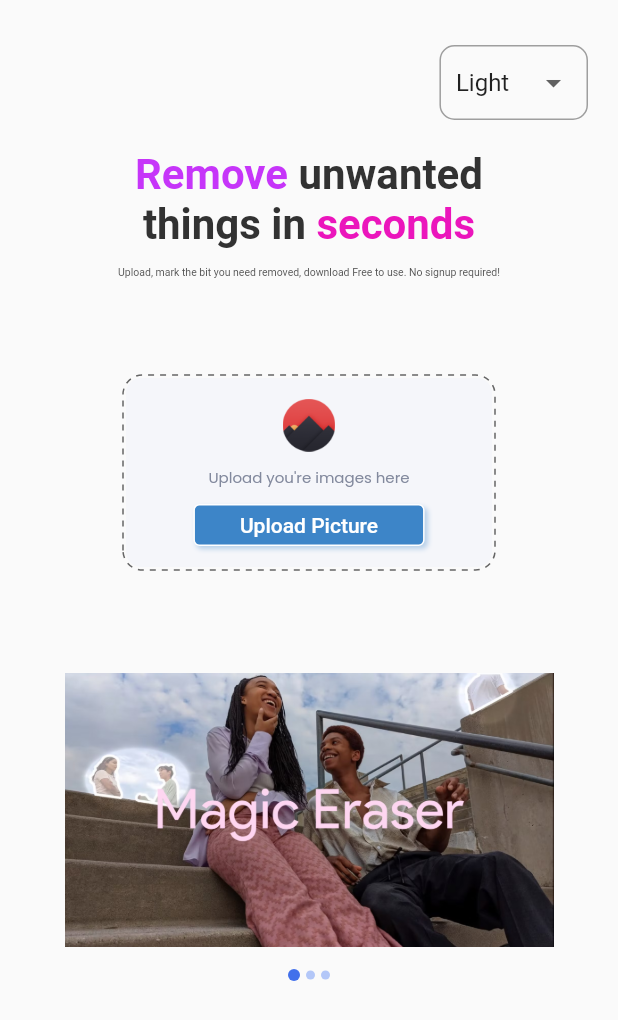
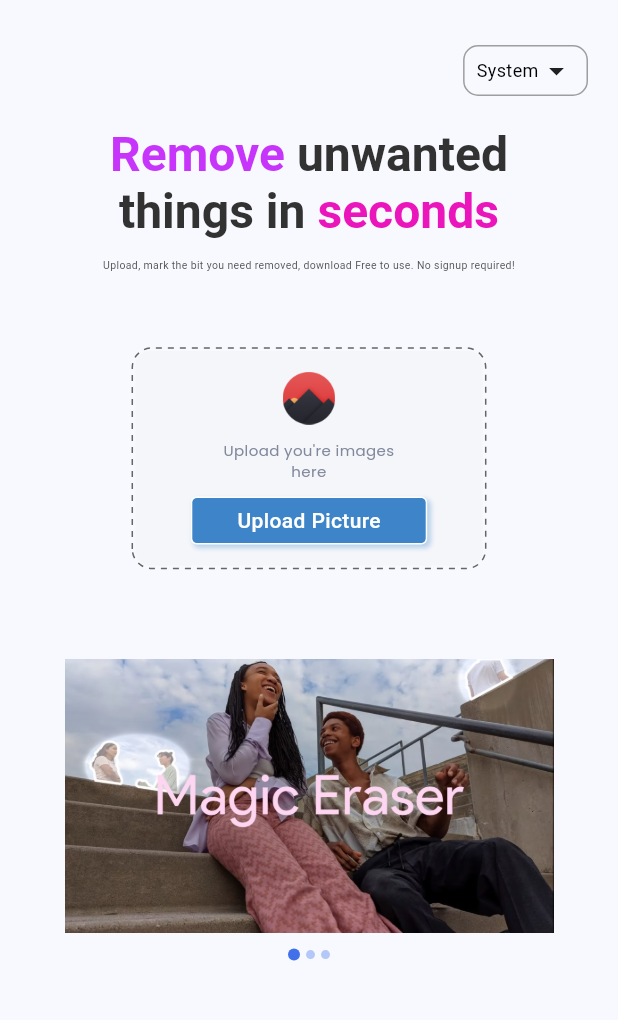
Before and after one commit to rathod-mehul-1011/ai_app, a Flutter app: the screen it shows after launch, after a tap on "Upload Picture", on a phone screen of 412 x 824 dp. Shown: the top 1020 px of the screen. Run offline on Flutter 3.47's test engine with Material 2 defaults, Android fonts, the light colour scheme and no system bars; drawn by our look-alikes of carousel_slider, dotted_border; our stand-ins replace google_fonts, image_picker.

Commit message:
theme & image viewer screen

```diff
--- a/lib/common/colors.dart
+++ b/lib/common/colors.dart
@@ -2,15 +2,21 @@ import 'package:flutter/material.dart';
 
 class AppColors {
   static const Color primaryColor = Color(0xff3D85C8);
+
+  static const Color cinder = Color(0xff0E0D19);
+
   static const Color heliotrope = Color(0xffC635F9);
   static const Color mineShaft = Color(0xff323232);
   static const Color shockingPink = Color(0xffEB15BC);
+
   static const Color emperor = Color(0xff535353);
+  static const Color boulder = Color(0xff7C7878);
+
   static const Color doveGray = Color(0xff656565);
+
+  static const Color manatee = Color(0xff82899D);
+  static const Color silver = Color(0xffB8B8B8);
 
   static const Color whisper = Color(0xffF5F6FA);
   static const Color steelGray = Color(0xff232136);
-
-  static const Color silver = Color(0xffB8B8B8);
-  static const Color manatee = Color(0xff82899D);
 }
--- /dev/null
+++ b/lib/common/common.dart
@@ -0,0 +1,24 @@
+// helper function to calculate the scale factor.
+import 'package:flutter/material.dart';
+
+double scaleFactor(BuildContext context) {
+  // Get the screen width
+  double screenWidth = MediaQuery.of(context).size.width;
+
+  // Base width (the width the design was made for)
+  double baseWidth = 360.0;
+
+  // Calculate the scale factor
+  return screenWidth / baseWidth;
+}
+
+bool isDarkMode(BuildContext context) {
+  return Theme.of(context).brightness == Brightness.dark;
+}
+
+String capitalizeFirstLetter(String text) {
+  if (text == '' || text.isEmpty) {
+    return text;
+  }
+  return text[0].toUpperCase() + text.substring(1);
+}
--- a/lib/common/theme_utils.dart
+++ /dev/null
@@ -1,5 +0,0 @@
-import 'package:flutter/material.dart';
-
-bool isDarkMode(BuildContext context) {
-  return Theme.of(context).brightness == Brightness.dark;
-}
--- a/lib/main.dart
+++ b/lib/main.dart
@@ -1,15 +1,16 @@
 // ignore_for_file: prefer_const_constructors
 
-import 'package:ai_app/provider/theme_notifier.dart';
 import 'package:flutter/material.dart';
 import 'package:provider/provider.dart';
 
 import './screens/home.dart';
+import './common/colors.dart';
+import './provider/theme_notifier.dart';
 
 void main() {
   runApp(
     ChangeNotifierProvider<ThemeNotifier>(
-      create: (_) => ThemeNotifier(lightTheme), // Default theme is lightTheme
+      create: (_) => ThemeNotifier(),
       child: MyApp(),
     ),
   );
@@ -21,16 +22,28 @@ class MyApp extends StatelessWidget {
   // This widget is the root of your application.
   @override
   Widget build(BuildContext context) {
-    final themeNotifier = Provider.of<ThemeNotifier>(context);
-
-    return MaterialApp(
-      title: 'AI App',
-      debugShowCheckedModeBanner: false,
-      // Light theme
-      theme: themeNotifier.getTheme(),
-      themeMode: ThemeMode.system,
-
-      home: HomeScreen(),
+    return Consumer<ThemeNotifier>(
+      builder: (context, themeNotifier, child) => MaterialApp(
+        debugShowCheckedModeBanner: false,
+        theme: ThemeData(
+          colorScheme: ColorScheme.fromSeed(seedColor: AppColors.primaryColor),
+          useMaterial3: true,
+        ),
+        darkTheme: ThemeData(
+          brightness: Brightness.dark,
+          colorScheme: ColorScheme.dark(
+            primary: AppColors.primaryColor,
+            background: AppColors.cinder,
+          ),
+          useMaterial3: true,
+        ),
+        themeMode: themeNotifier.themeOption == ThemeOption.system
+            ? ThemeMode.system
+            : (themeNotifier.themeOption == ThemeOption.light
+                ? ThemeMode.light
+                : ThemeMode.dark),
+        home: HomeScreen(),
+      ),
     );
   }
 }
--- a/lib/provider/theme_notifier.dart
+++ b/lib/provider/theme_notifier.dart
@@ -1,17 +1,48 @@
 import 'package:flutter/material.dart';
 
-final ThemeData lightTheme = ThemeData.light();
-final ThemeData darkTheme = ThemeData.dark();
+// final ThemeData lightTheme = ThemeData.light();
+// final ThemeData darkTheme = ThemeData.dark();
+
+enum ThemeOption { light, dark, system }
 
 class ThemeNotifier extends ChangeNotifier {
-  ThemeData _themeData;
+  late ThemeData _currentTheme;
+  ThemeOption _themeOption = ThemeOption.system;
 
-  ThemeNotifier(this._themeData);
+  ThemeNotifier() {
+    _currentTheme = ThemeData.light();
+    _themeOption = ThemeOption.system;
+  }
 
-  getTheme() => _themeData;
+  ThemeData get currentTheme => _currentTheme;
+  ThemeOption get themeOption => _themeOption;
 
-  setTheme(ThemeData themeData) {
-    _themeData = themeData;
+  setTheme(ThemeOption option) {
+    _themeOption = option;
+    if (option == ThemeOption.light) {
+      _currentTheme = ThemeData.light();
+    } else if (option == ThemeOption.dark) {
+      _currentTheme = ThemeData.dark();
+    } else {
+      _currentTheme =
+          WidgetsBinding.instance.window.platformBrightness == Brightness.dark
+              ? ThemeData.dark()
+              : ThemeData.light();
+    }
     notifyListeners();
   }
 }
+
+
+// class ThemeNotifier extends ChangeNotifier {
+//   ThemeData _themeData;
+
+//   ThemeNotifier(this._themeData);
+
+//   getTheme() => _themeData;
+
+//   setTheme(ThemeData themeData) {
+//     _themeData = themeData;
+//     notifyListeners();
+//   }
+// }
--- a/lib/screens/home.dart
+++ b/lib/screens/home.dart
@@ -1,12 +1,13 @@
 // ignore_for_file: prefer_const_constructors, prefer_const_literals_to_create_immutables
 
-import 'package:ai_app/provider/theme_notifier.dart';
 import 'package:flutter/material.dart';
 import 'package:provider/provider.dart';
 
 import '../widgets/feature_tile.dart';
 import '../widgets/image_uploader.dart';
 import '../widgets/image_carousel.dart';
+import '../common/common.dart';
+import '../provider/theme_notifier.dart';
 
 class HomeScreen extends StatefulWidget {
   const HomeScreen({super.key});
@@ -16,14 +17,13 @@ class HomeScreen extends StatefulWidget {
 }
 
 class _HomeScreenState extends State<HomeScreen> {
-  String _selectedValue = 'Light';
-
   @override
   Widget build(BuildContext context) {
     final ValueNotifier<int> carouselNotifier = ValueNotifier<int>(0);
 
     return Scaffold(
-      body: Padding(
+      body: SingleChildScrollView(
+        child: Padding(
           padding: EdgeInsets.symmetric(horizontal: 10),
           child: Column(
             crossAxisAlignment: CrossAxisAlignment.end,
@@ -31,7 +31,7 @@ class _HomeScreenState extends State<HomeScreen> {
               SizedBox(height: 20),
               Container(
                 margin: EdgeInsets.only(right: 10, top: 10),
-              padding: EdgeInsets.symmetric(horizontal: 10, vertical: 0),
+                padding: EdgeInsets.symmetric(horizontal: 8, vertical: 4),
                 decoration: BoxDecoration(
                   border: Border.all(
                     width: 1,
@@ -39,41 +39,47 @@ class _HomeScreenState extends State<HomeScreen> {
                   ),
                   borderRadius: BorderRadius.circular(10),
                 ),
-              child: DropdownButton(
-                underline: SizedBox(),
-                borderRadius: BorderRadius.circular(10),
-                value: _selectedValue,
-                items: ['Light', 'Dark', 'System']
+                child: PopupMenuButton<ThemeOption>(
+                  offset: Offset(10, 30),
+                  onSelected: (newOption) {
+                    Provider.of<ThemeNotifier>(context, listen: false)
+                        .setTheme(newOption);
+                  },
+                  shape: RoundedRectangleBorder(
+                      borderRadius: BorderRadius.circular(10)),
+                  itemBuilder: (BuildContext context) => ThemeOption.values
                       .map(
-                      (value) => DropdownMenuItem(
-                        value: value,
-                        child: Text(value),
+                        (ThemeOption option) => PopupMenuItem(
+                          value: option,
+                          height: 30,
+                          child: Text(
+                            capitalizeFirstLetter(
+                              option.toString().split('.').last,
+                            ),
+                          ),
                         ),
                       )
                       .toList(),
-                onChanged: (newValue) {
-                  setState(() {
-                    _selectedValue = newValue!;
-                    switch (newValue) {
-                      case 'Light':
+                  child: Row(
+                    mainAxisSize: MainAxisSize.min,
+                    children: [
+                      Text(
+                        capitalizeFirstLetter(
                           Provider.of<ThemeNotifier>(context, listen: false)
-                            .setTheme(lightTheme);
-                        break;
-                      case 'Dark':
-                        Provider.of<ThemeNotifier>(context, listen: false)
-                            .setTheme(darkTheme);
-                        break;
-                      case 'System':
-                        var brightness =
-                            MediaQuery.of(context).platformBrightness;
-                        Provider.of<ThemeNotifier>(context, listen: false)
-                            .setTheme(brightness == Brightness.dark
-                                ? darkTheme
-                                : lightTheme);
-                        break;
-                    }
-                  });
-                },
+                              .themeOption
+                              .toString()
+                              .split('.')
+                              .last,
+                        ),
+                        style: TextStyle(
+                          fontSize: 12,
+                          color:
+                              isDarkMode(context) ? Colors.white : Colors.black,
+                        ),
+                      ),
+                      Icon(Icons.arrow_drop_down),
+                    ],
+                  ),
                 ),
               ),
               Column(
@@ -90,6 +96,7 @@ class _HomeScreenState extends State<HomeScreen> {
             ],
           ),
         ),
+      ),
     );
   }
 }
--- a/lib/widgets/feature_tile.dart
+++ b/lib/widgets/feature_tile.dart
@@ -1,10 +1,10 @@
 // ignore_for_file: prefer_const_constructors
 
-import 'package:ai_app/common/data.dart';
 import 'package:flutter/material.dart';
 
 import '../common/colors.dart';
-import '../common/theme_utils.dart';
+import '../common/common.dart';
+import '../common/data.dart';
 
 class FeatureTile extends StatefulWidget {
   final ValueNotifier<int> carouselNotifier;
@@ -52,9 +52,8 @@ class _FeatureTileState extends State<FeatureTile> {
     String lastWord = words.last;
 
     return Container(
-      height: 100,
       margin: EdgeInsets.symmetric(
-        horizontal: widget.carouselNotifier.value == 2 ? 0 : 62,
+        horizontal: widget.carouselNotifier.value == 2 ? 0 : 40,
         vertical: 0,
       ),
       child: Column(
@@ -68,7 +67,7 @@ class _FeatureTileState extends State<FeatureTile> {
                   style: TextStyle(
                     color: AppColors.heliotrope,
                     fontWeight: FontWeight.w700,
-                    fontSize: 28,
+                    fontSize: 28 * scaleFactor(context),
                   ),
                 ),
                 TextSpan(
@@ -78,7 +77,7 @@ class _FeatureTileState extends State<FeatureTile> {
                         ? Colors.white
                         : AppColors.mineShaft,
                     fontWeight: FontWeight.w700,
-                    fontSize: 28,
+                    fontSize: 28 * scaleFactor(context),
                   ),
                 ),
                 TextSpan(
@@ -86,7 +85,7 @@ class _FeatureTileState extends State<FeatureTile> {
                   style: TextStyle(
                     color: AppColors.shockingPink,
                     fontWeight: FontWeight.w700,
-                    fontSize: 28,
+                    fontSize: 28 * scaleFactor(context),
                   ),
                 ),
               ],
--- a/lib/widgets/image_carousel.dart
+++ b/lib/widgets/image_carousel.dart
@@ -39,7 +39,6 @@ class _ImageCarouselState extends State<ImageCarousel> {
               );
             }).toList(),
             options: CarouselOptions(
-              height: 200.0,
               enlargeCenterPage: true,
               viewportFraction: 1,
               onPageChanged: (index, reason) {
@@ -57,7 +56,7 @@ class _ImageCarouselState extends State<ImageCarousel> {
               return Container(
                 width: _current == index ? 8 : 6,
                 height: _current == index ? 8 : 6,
-                margin: EdgeInsets.symmetric(vertical: 6, horizontal: 2),
+                margin: EdgeInsets.symmetric(vertical: 10, horizontal: 2),
                 decoration: BoxDecoration(
                   shape: BoxShape.circle,
                   color: _current == index
--- a/lib/widgets/image_uploader.dart
+++ b/lib/widgets/image_uploader.dart
@@ -1,7 +1,6 @@
 // ignore_for_file: prefer_const_constructors, prefer_const_literals_to_create_immutables
 
 import 'dart:io';
-import 'dart:developer';
 
 import 'package:flutter/material.dart';
 
@@ -10,7 +9,8 @@ import 'package:image_picker/image_picker.dart';
 import 'package:dotted_border/dotted_border.dart';
 
 import '../common/colors.dart';
-import '../common/theme_utils.dart';
+import '../common/common.dart';
+import '../screens/image_viewer.dart';
 
 class ImageUploader extends StatefulWidget {
   const ImageUploader({super.key});
@@ -29,11 +29,18 @@ class _ImageUploaderState extends State<ImageUploader> {
     setState(() {
       _pickedImage = pickedImage;
     });
+    if (_pickedImage != null) {
+      Navigator.push(
+        context,
+        MaterialPageRoute(
+          builder: (context) => ImageViewer(image: _pickedImage!),
+        ),
+      );
+    }
   }
 
   @override
   Widget build(BuildContext context) {
-    log('_pickedImage ----- $_pickedImage');
     return DottedBorder(
       borderType: BorderType.RRect,
       radius: Radius.circular(13.0),
@@ -50,7 +57,6 @@ class _ImageUploaderState extends State<ImageUploader> {
           borderRadius: BorderRadius.circular(10),
         ),
         child: SizedBox(
-          width: 170,
           child: Column(
             children: [
               Image.asset(
```
Also changed, not shown: lib/screens/image_viewer.dart (added, +20 -0 lines). Lines whose indentation alone changed are shown as unchanged.
